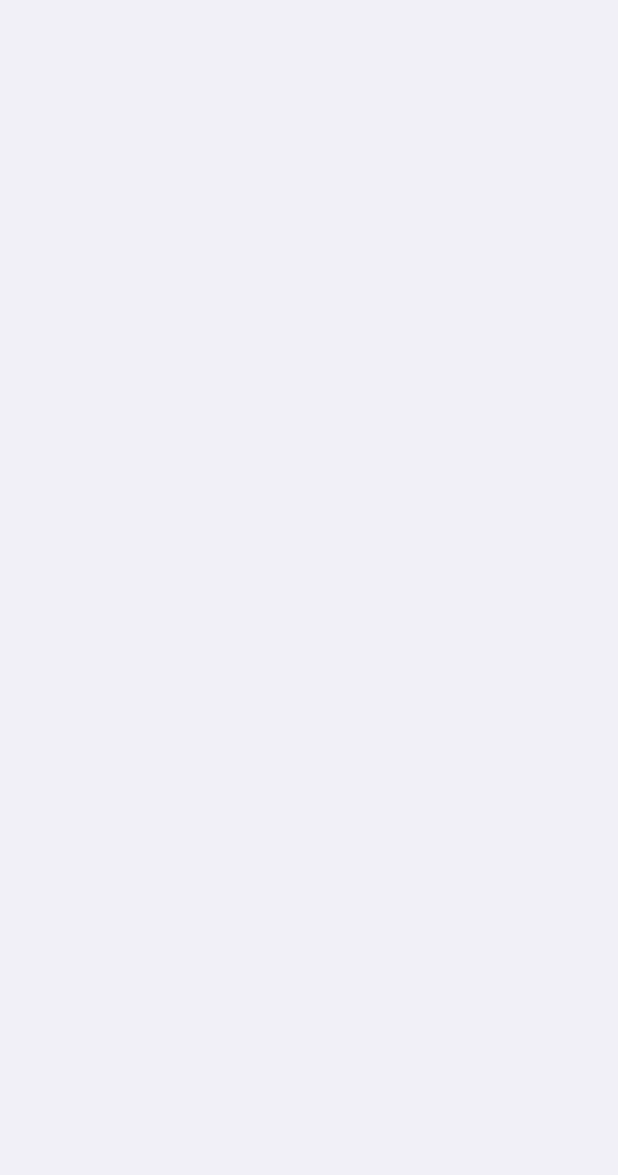
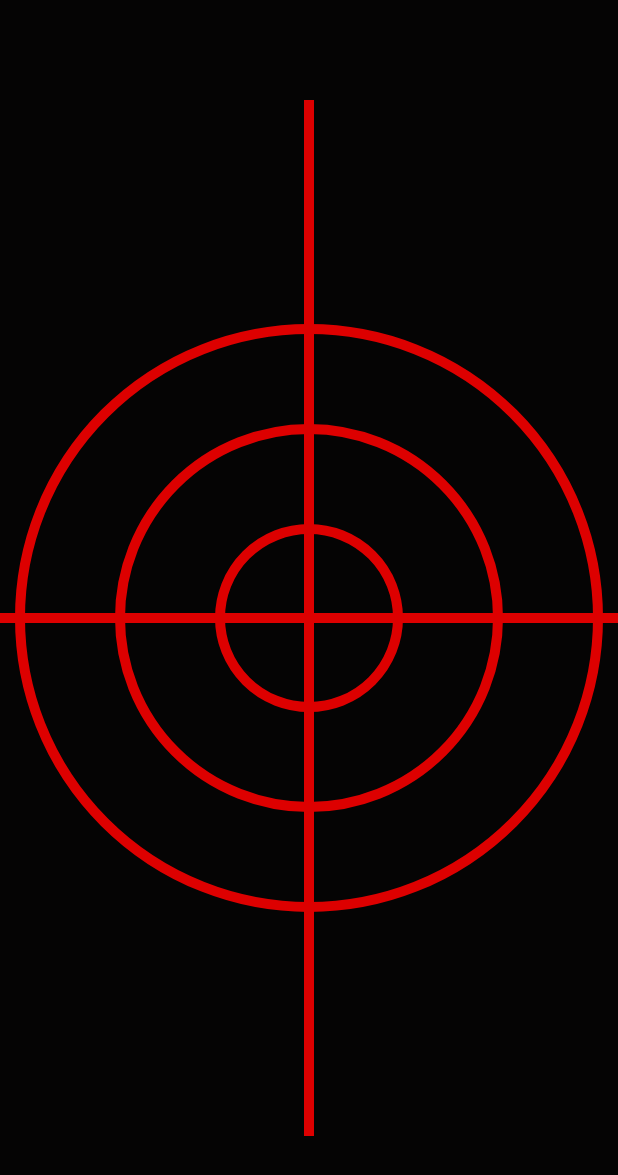
Before and after one commit to notSorin/RRin, an Android app: the screen it shows after launch (MainActivity), on a phone screen of 412 x 824 dp. Before the commit the part shown is empty. Shown: the top 1175 px of the screen. Run offline under Robolectric (Android 15) with nearby library versions, the phone set to English and light mode, and no system bars.

Commit message:
Started drawing basic radar view.

```diff
--- a/app/src/main/java/es/sorin/rrin/RadarView.java
+++ b/app/src/main/java/es/sorin/rrin/RadarView.java
@@ -2,19 +2,39 @@ package es.sorin.rrin;
 
 import android.content.Context;
 import android.graphics.Canvas;
+import android.graphics.Paint;
 import android.util.AttributeSet;
 import android.view.View;
 
 public class RadarView extends View
 {
+    private Paint _red;
+
     public RadarView(Context context, AttributeSet attrs)
     {
         super(context, attrs);
+
+        _red = new Paint();
+
+        _red.setColor(0xFFDD0000);
+        _red.setStyle(Paint.Style.STROKE);
+        _red.setStrokeWidth(10.0f);
     }
 
     @Override
     protected void onDraw(Canvas canvas)
     {
+        final float width = getWidth();
+        final float halfWidth = width / 2.0f;
+        final float height = getHeight();
+        final float halfHeight = height / 2.0f;
 
+        canvas.drawARGB(255, 5, 4, 4);
+        canvas.drawCircle(halfWidth, halfHeight, halfWidth - 20, _red);
+        canvas.drawCircle(halfWidth, halfHeight, halfWidth - 120, _red);
+        canvas.drawCircle(halfWidth, halfHeight, halfWidth - 220, _red);
+        canvas.drawPoint(halfWidth, halfHeight, _red);
+        canvas.drawLine(halfWidth, 100, halfWidth, height - 100, _red);
+        canvas.drawLine(0, halfHeight, width, halfHeight, _red);
     }
 }
```
